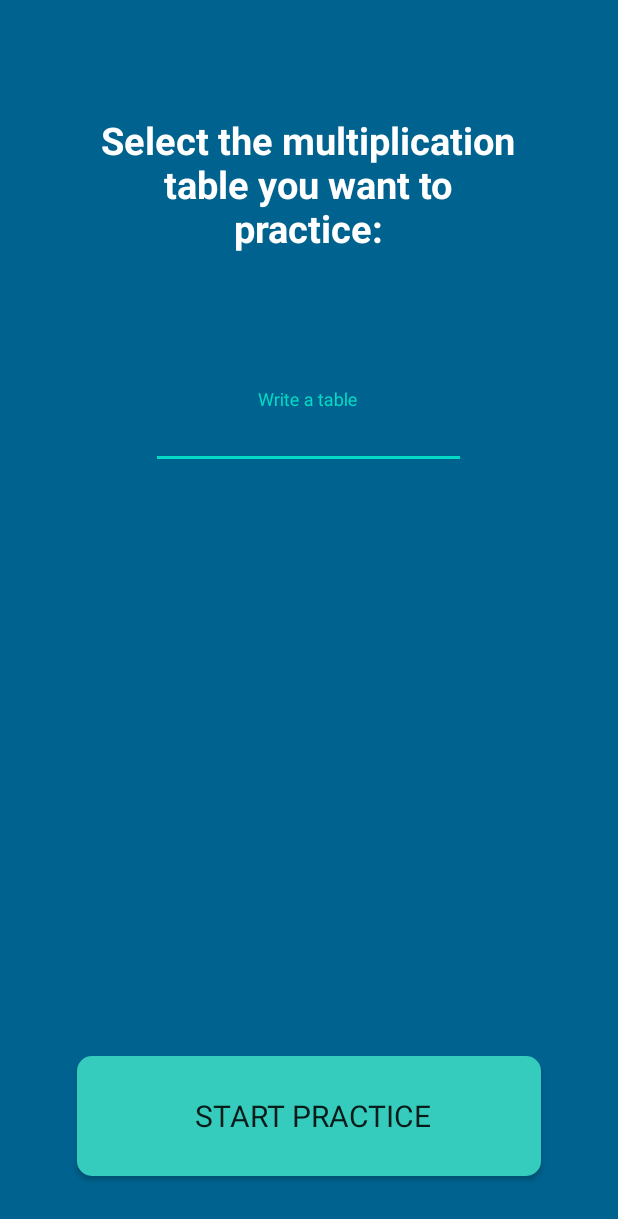
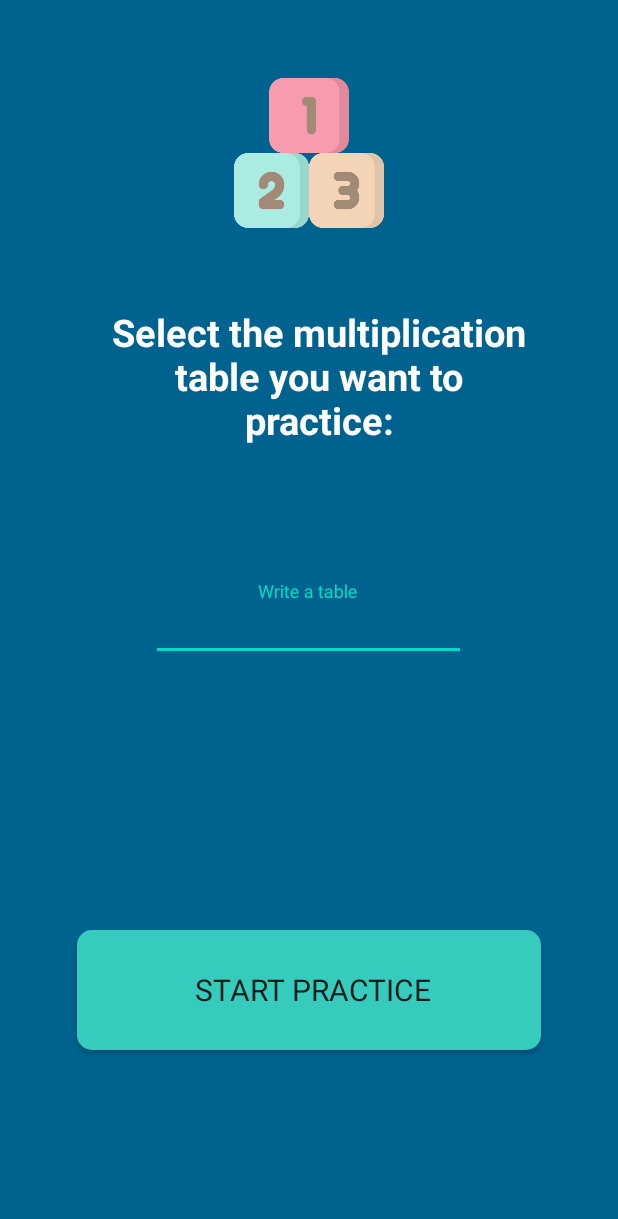
Before and after one commit to jfuertes8/Multiply-test, an Android app: the screen it shows after launch (MainActivity), on a phone screen of 412 x 824 dp. Shown: the top 1219 px of the screen. Run offline under Robolectric (Android 15) with nearby library versions, the phone set to English and light mode, and no system bars; Roboto replaces fonts that are not available here.

Commit message:
visual changes and button correction
- Added an app logo in the MainActivity
- Corrected button functionality to not let advance without writting an answer

```diff
--- a/app/src/main/java/com/example/multiply/QuestionsActivity.kt
+++ b/app/src/main/java/com/example/multiply/QuestionsActivity.kt
@@ -14,7 +14,6 @@ class QuestionsActivity : AppCompatActivity() {
     override fun onCreate(savedInstanceState: Bundle?) {
         super.onCreate(savedInstanceState)
         setContentView(R.layout.activity_questions)
-        this.supportActionBar?.setDisplayHomeAsUpEnabled(true)
 
         //get data from intent
         val intent = intent
@@ -56,11 +55,11 @@ class QuestionsActivity : AppCompatActivity() {
                 } else if (checkAnswer(userAnswer, result)) {
                     paintResult(true, result)
                     correctAnswers++
+                    button_confirm.text = "NEXT"
                 } else {
                     paintResult(false, result)
+                    button_confirm.text = "NEXT"
                 }
-
-                button_confirm.text = "NEXT"
 
             } else if (button_confirm.text == "NEXT") {
                 if (round <= 9) {
--- a/app/src/main/res/layout/activity_main.xml
+++ b/app/src/main/res/layout/activity_main.xml
@@ -11,7 +11,7 @@
         android:id="@+id/mainText"
         android:layout_width="296dp"
         android:layout_height="115dp"
-        android:layout_marginTop="76dp"
+        android:layout_marginTop="204dp"
         android:fontFamily="@font/baloo"
         android:text="@string/main_screen_text"
         android:textAlignment="center"
@@ -19,7 +19,7 @@
         android:textSize="25sp"
         android:textStyle="bold"
         app:layout_constraintEnd_toEndOf="parent"
-        app:layout_constraintHorizontal_bias="0.495"
+        app:layout_constraintHorizontal_bias="0.556"
         app:layout_constraintStart_toStartOf="parent"
         app:layout_constraintTop_toTopOf="parent" />
 
@@ -59,6 +59,16 @@
         app:layout_constraintEnd_toEndOf="parent"
         app:layout_constraintStart_toStartOf="parent"
         app:layout_constraintTop_toBottomOf="@+id/textInputLayout"
-        app:layout_constraintVertical_bias="0.907" />
+        app:layout_constraintVertical_bias="0.592" />
+
+    <ImageView
+        android:id="@+id/imageView2"
+        android:layout_width="100dp"
+        android:layout_height="100dp"
+        app:layout_constraintBottom_toTopOf="@+id/mainText"
+        app:layout_constraintEnd_toEndOf="parent"
+        app:layout_constraintStart_toStartOf="parent"
+        app:layout_constraintTop_toTopOf="parent"
+        app:srcCompat="@drawable/app_logo" />
 
 </androidx.constraintlayout.widget.ConstraintLayout>
```
Also changed, not shown: app/src/main/res/drawable/app_logo.png (added).
